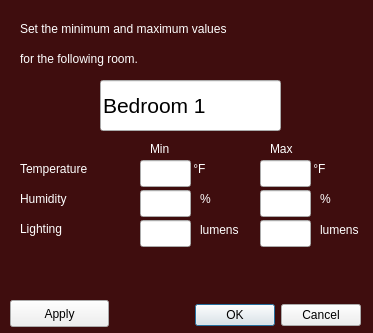
This is setthresholds.ui in sstrauss8/GARVIS_Central_Manager as Qt 5 draws it before an edit. The edited form follows.
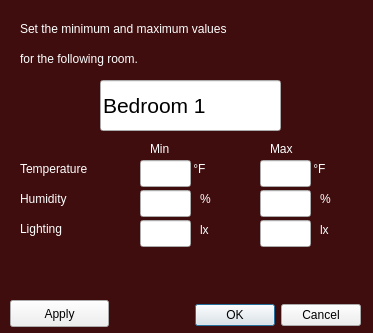
This is the edited form.

```diff
--- a/setthresholds.ui
+++ b/setthresholds.ui
@@ -313,7 +313,7 @@
     <string notr="true">color: rgb(255, 255, 255);</string>
    </property>
    <property name="text">
-    <string>lumens</string>
+    <string>lx</string>
    </property>
   </widget>
   <widget class="QLabel" name="label_13">
@@ -329,7 +329,7 @@
     <string notr="true">color: rgb(255, 255, 255);</string>
    </property>
    <property name="text">
-    <string>lumens</string>
+    <string>lx</string>
    </property>
   </widget>
   <widget class="QPushButton" name="Apply">
```
